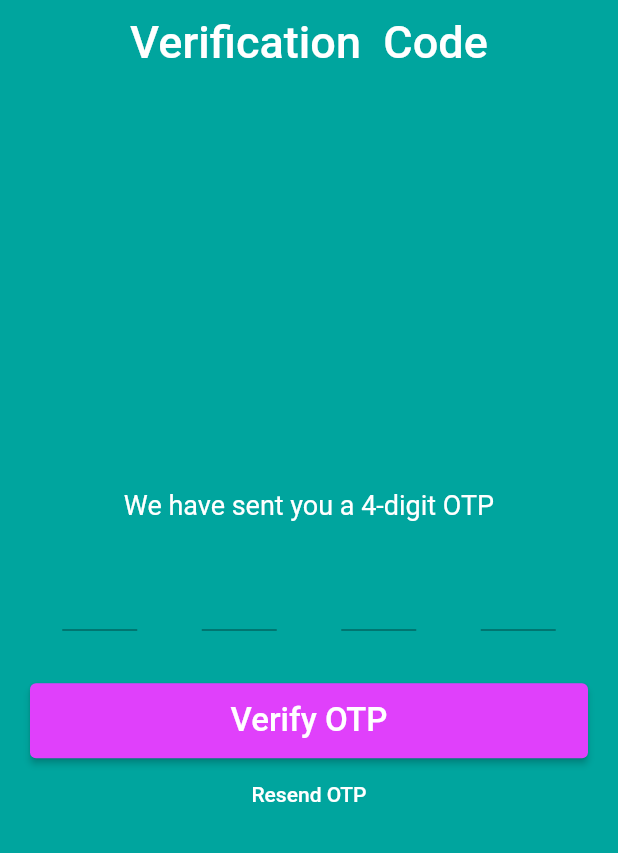
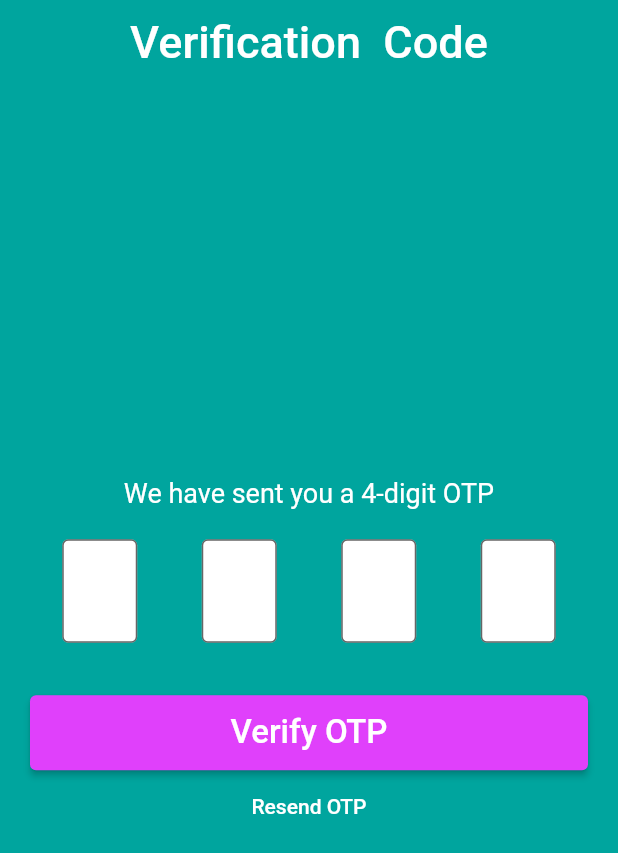
Before and after one commit to Bonnahjohn/low, a Flutter app: the OTPScreen screen opened directly, on a phone screen of 412 x 824 dp. Shown: the top 853 px of the screen. Run offline on Flutter 3.47's test engine with Material 2 defaults, Android fonts, the phone set to English and light mode, and no system bars; our stand-ins replace flutter_riverpod, get, hive, hive_flutter, image_picker; accounts and stored records are empty.

Commit message:
the textfield of the otp  screen decoration has been change to outlined deco

```diff
--- a/lib/auth/otp_screen.dart
+++ b/lib/auth/otp_screen.dart
@@ -59,7 +59,7 @@ class _OTPScreenState extends State<OTPScreen> {
                     child: TextField(
                       controller: controllers[index],
                       textAlign: TextAlign.center,
-                      style: const TextStyle(color: Colors.white, fontSize: 25),
+                      style: const TextStyle(color: Colors.black, fontSize: 25),
                       keyboardType: TextInputType.number,
                       maxLength: 1,
                       onChanged: (String value) {
@@ -69,6 +69,9 @@ class _OTPScreenState extends State<OTPScreen> {
                         }
                       },
                       decoration: const InputDecoration(
+                        border: OutlineInputBorder(),
+                        filled: true,
+                        fillColor: Colors.white,
                         counterText: "",
                       ),
                     ),
```
